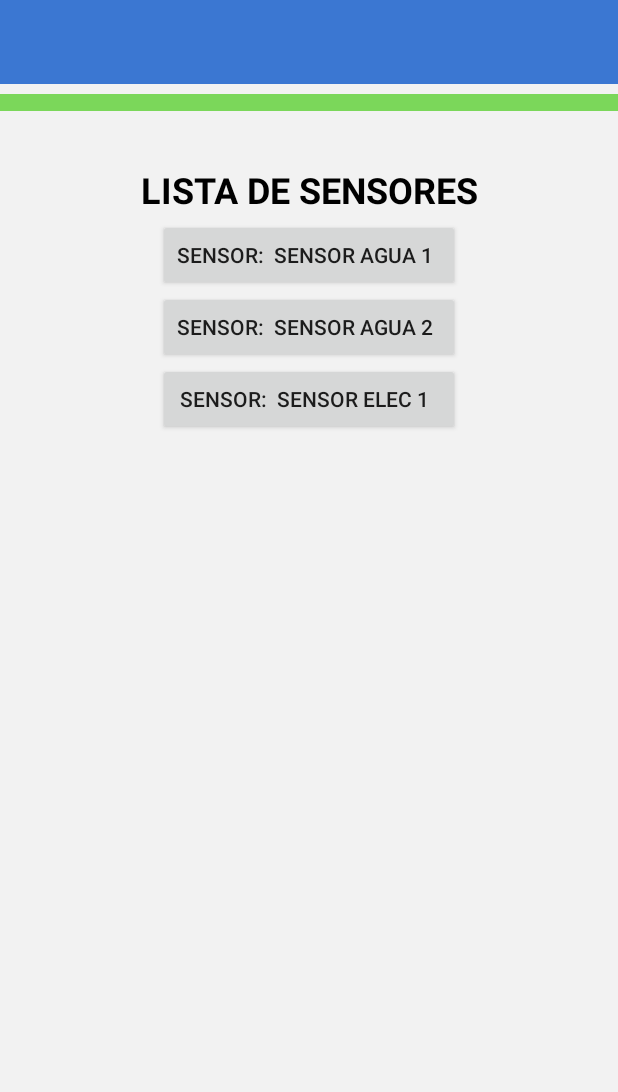
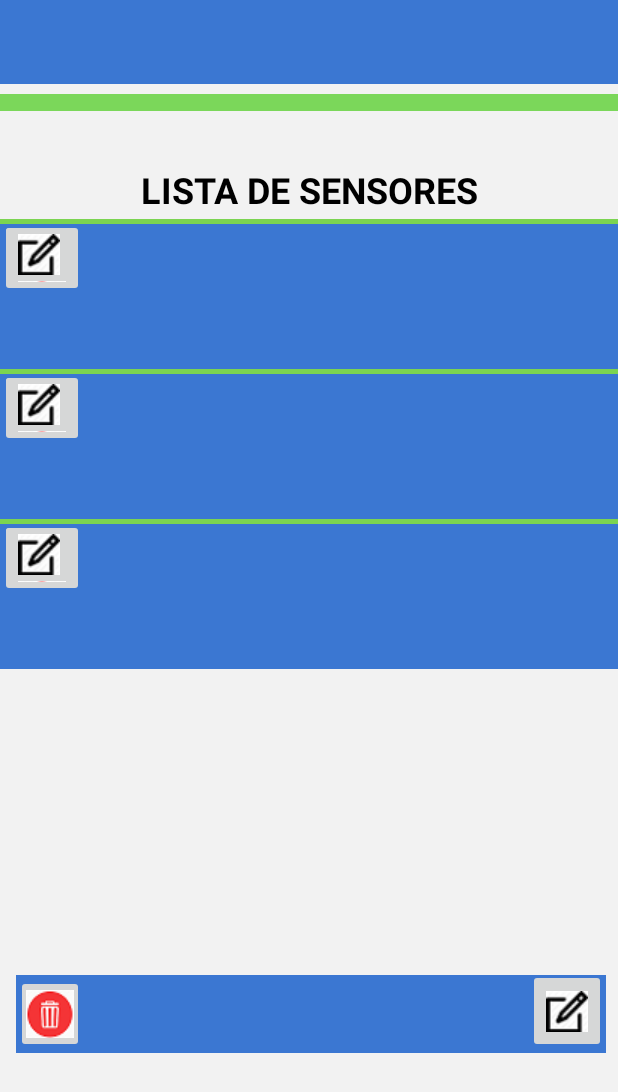
Before and after one commit to pipo2310/Sensors, an Android app: the vistaSensores screen opened directly, with no data from a screen before it, on a phone screen of 412 x 824 dp. Shown: the top 1092 px of the screen. Run offline under Robolectric (Android 15) with nearby library versions, the phone set to English and light mode, and no system bars.

Commit message:
Mas avanzado

```diff
--- a/MyApplication123/app/src/main/AndroidManifest.xml
+++ b/MyApplication123/app/src/main/AndroidManifest.xml
@@ -21,6 +21,9 @@
             </intent-filter>
         </activity>
     </application>
+    <uses-sdk android:minSdkVersion="16"
+
+    />
 
 
 </manifest>
--- a/MyApplication123/app/src/main/java/com/example/myapplication123/vistaSensores.kt
+++ b/MyApplication123/app/src/main/java/com/example/myapplication123/vistaSensores.kt
@@ -3,16 +3,14 @@ package com.example.myapplication123
 import androidx.appcompat.app.AppCompatActivity
 import android.os.Bundle
 import android.app.ActionBar
-import android.widget.TableLayout
+import android.graphics.Color
 import android.util.Log
 import android.view.Gravity
 import kotlinx.android.synthetic.main.activity_main.*
 import android.view.ViewGroup
 import android.view.View
-import android.widget.Button
-import android.widget.TableRow
+import android.widget.*
 import kotlinx.android.synthetic.main.activity_main.view.*
-import android.widget.TextView
 import kotlinx.android.synthetic.main.activity_vista_sensores.*
 
 class vistaSensores : AppCompatActivity() {
@@ -29,7 +27,7 @@ class vistaSensores : AppCompatActivity() {
 
         /* Llenar vector de sensores
         * */
-        val filas = 3 // Obtener count de sensores
+        val filas = 3// Obtener count de sensores
 
         val nomSensores = arrayOf("SENSOR AGUA 1", "SENSOR AGUA 2", "SENSOR ELEC 1")
 
@@ -55,14 +53,42 @@ class vistaSensores : AppCompatActivity() {
                 ViewGroup.LayoutParams.WRAP_CONTENT)
 
 
+            val frame = FrameLayout(this)
+            val divisionFrame=FrameLayout(this)
+            val eliminar =ImageButton(this)
+            val actualizar = ImageButton(this)
+            val button = Button(this)
+            frame.setBackgroundColor(Color.parseColor("#3B77D2"))
+            divisionFrame.setBackgroundColor(Color.parseColor("#7BD451"))
+           // frame.set
 
-            val button = Button(this)
+// Changes the height and width to the specified *pixels*
+            divisionFrame.apply {layoutParams = TableRow.LayoutParams(850,
+                5)}
+
+            frame.apply {layoutParams = TableRow.LayoutParams(850,
+               150)}
+            //eliminar.background=@color/fondo
+            eliminar.setImageResource(R.drawable.deleteicon)
+            eliminar.apply {layoutParams = TableRow.LayoutParams(TableRow.LayoutParams.WRAP_CONTENT,
+                TableRow.LayoutParams.WRAP_CONTENT)
+                }
+            actualizar.setImageResource(R.drawable.editbutton)
+            actualizar.apply {layoutParams = TableRow.LayoutParams(TableRow.LayoutParams.WRAP_CONTENT,
+                TableRow.LayoutParams.WRAP_CONTENT)
+                }
+
             button.apply {
                 layoutParams = TableRow.LayoutParams(TableRow.LayoutParams.WRAP_CONTENT,
                     TableRow.LayoutParams.WRAP_CONTENT)
                 text = "Sensor:  ${sensores.get(i)}  "
             }
-            row.addView(button)
+            frame.addView(eliminar)
+            frame.addView(actualizar)
+            frame.addView(divisionFrame)
+            row.addView(frame)
+
+
 
 
 
--- a/MyApplication123/app/src/main/res/layout/activity_vista_sensores.xml
+++ b/MyApplication123/app/src/main/res/layout/activity_vista_sensores.xml
@@ -59,5 +59,30 @@
 
     </LinearLayout>
 
+    <FrameLayout
+            android:layout_width="393dp"
+            android:layout_height="52dp" android:layout_marginStart="8dp"
+            android:layout_marginLeft="8dp" android:layout_marginTop="8dp"
+            android:layout_marginEnd="8dp" android:layout_marginRight="8dp"
+            android:layout_marginBottom="8dp" android:background="@color/colorAzul"
+            app:layout_constraintBottom_toBottomOf="parent"
+            app:layout_constraintEnd_toEndOf="parent" app:layout_constraintHorizontal_bias="1.0"
+            app:layout_constraintStart_toStartOf="parent" app:layout_constraintTop_toBottomOf="@+id/linearLayout"
+            app:layout_constraintVertical_bias="0.633">
+        <ImageButton
+                android:id="@+id/imageButton"
+                android:layout_width="wrap_content" android:layout_height="56dp"
+                android:layout_gravity="bottom|end"
+                app:srcCompat="@drawable/editbutton"
+
+        />
+        <ImageButton
+                android:id="@+id/imageButton2"
+                android:layout_width="45dp" android:layout_height="wrap_content"
+                android:layout_gravity="bottom|start"
+                app:srcCompat="@drawable/deleteicon"
+        />
+    </FrameLayout>
+
 
 </androidx.constraintlayout.widget.ConstraintLayout>
```
